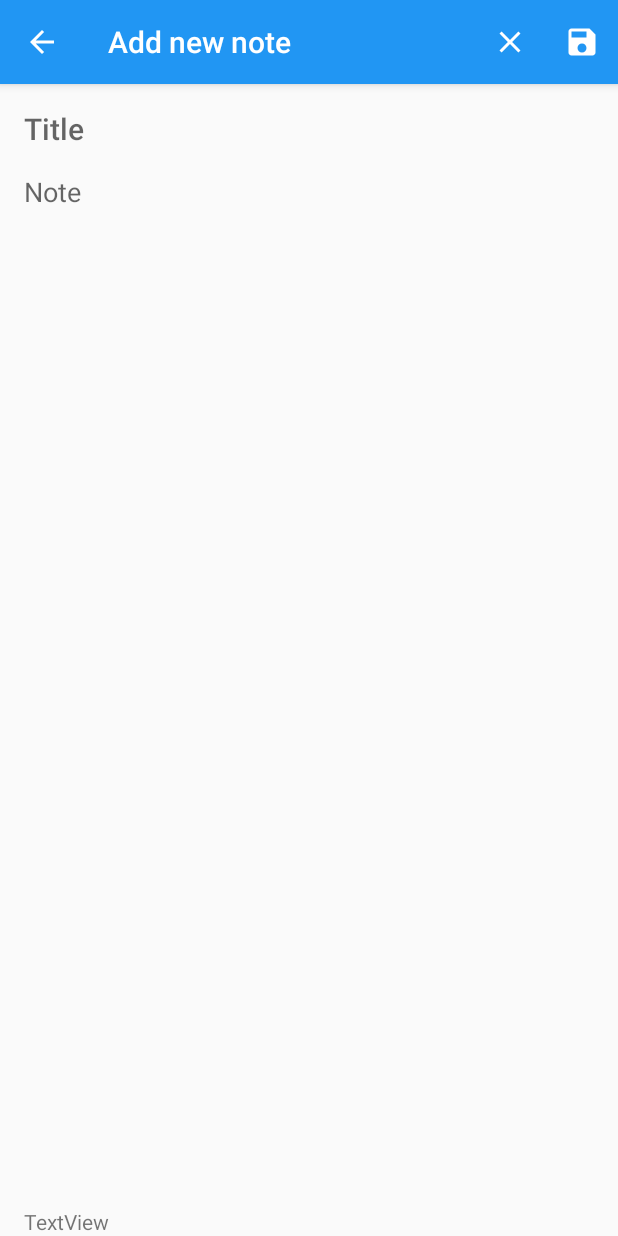
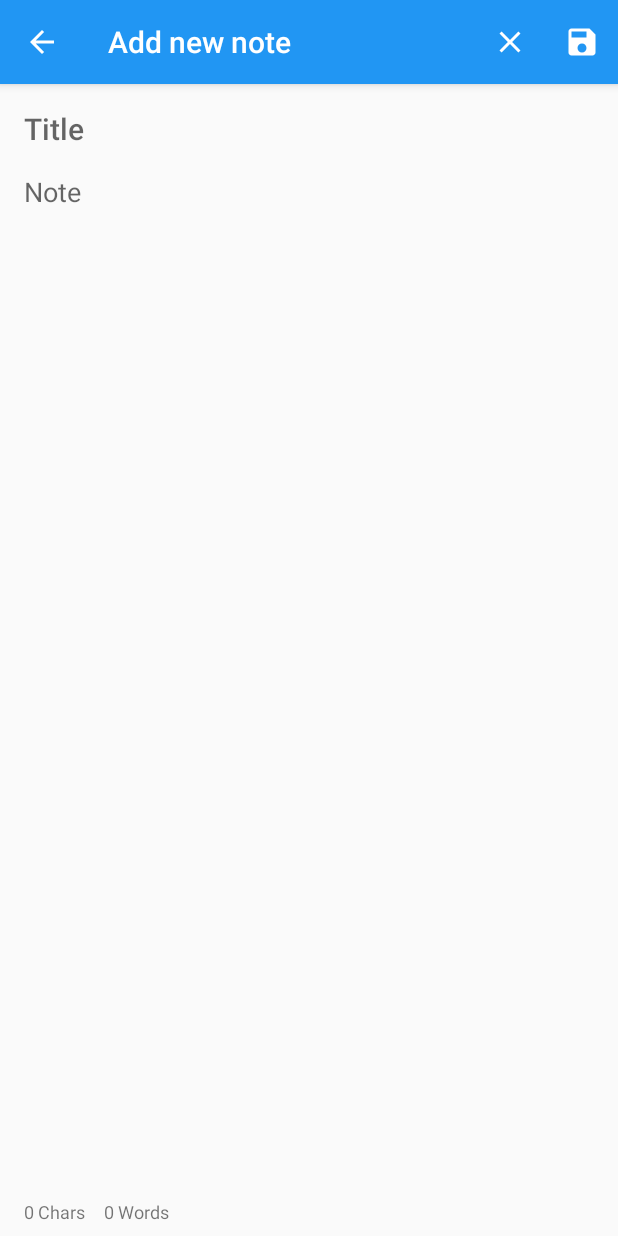
Before and after one commit to hyuwah/android-catatanku, an Android app: the EditorActivity screen opened directly, with no data from a screen before it, after a tap on "Clear", on a phone screen of 412 x 824 dp. Run offline under Robolectric (Android 15) with nearby library versions, the phone set to English and light mode, and no system bars; our stand-ins replace ButterKnife.

Commit message:
Add chars & words counter on editor activity Hide debug menu options by default, make it toggleable via tapping copyright Tweak date display format

```diff
--- a/app/src/main/java/io/github/hyuwah/catatanku/EditorActivity.java
+++ b/app/src/main/java/io/github/hyuwah/catatanku/EditorActivity.java
@@ -15,7 +15,9 @@ import android.support.design.widget.Snackbar;
 import android.support.v4.app.NavUtils;
 import android.support.v7.app.AppCompatActivity;
 import android.os.Bundle;
+import android.text.Editable;
 import android.text.InputType;
+import android.text.TextWatcher;
 import android.util.Log;
 import android.view.Menu;
 import android.view.MenuItem;
@@ -28,12 +30,16 @@ import android.widget.Toast;
 
 import java.io.IOException;
 import java.text.SimpleDateFormat;
+import java.util.Arrays;
 import java.util.Date;
 
 import butterknife.BindView;
 import butterknife.ButterKnife;
 import butterknife.OnTouch;
 import io.github.hyuwah.catatanku.storage.NoteContract;
+import java.util.StringTokenizer;
+import java.util.regex.Matcher;
+import java.util.regex.Pattern;
 
 public class EditorActivity extends AppCompatActivity implements LoaderManager.LoaderCallbacks<Cursor> {
 
@@ -41,6 +47,7 @@ public class EditorActivity extends AppCompatActivity implements LoaderManager.L
     @BindView(R.id.editor_note_title) EditText etTitle;
     @BindView(R.id.editor_note_body) EditText etBody;
     @BindView(R.id.editor_note_datetime) TextView tvDatetime;
+    @BindView(R.id.editor_note_stats) TextView tvStats;
 
     private String currentTitle;
     private String currentBody;
@@ -139,6 +146,7 @@ public class EditorActivity extends AppCompatActivity implements LoaderManager.L
                     return super.onOptionsItemSelected(item);
                 }
                 showUnsavedChangesDialog((dialogInterface, i) -> {
+                    dialogInterface.dismiss();
                     NavUtils.navigateUpFromSameTask(EditorActivity.this);
                 });
 
@@ -168,7 +176,8 @@ public class EditorActivity extends AppCompatActivity implements LoaderManager.L
             super.onBackPressed();
         } else {
             showUnsavedChangesDialog((dialogInterface, i) -> {
-                super.onBackPressed();
+              dialogInterface.dismiss();
+              super.onBackPressed();
             });
         }
 
@@ -196,11 +205,18 @@ public class EditorActivity extends AppCompatActivity implements LoaderManager.L
             currentTitle = cursor.getString(cursor.getColumnIndex(NoteContract.NotesEntry.COLUMN_NOTE_TITLE));
             currentBody = cursor.getString(cursor.getColumnIndex(NoteContract.NotesEntry.COLUMN_NOTE_BODY));
             currentDatetime = new Date(cursor.getLong(cursor.getColumnIndex(NoteContract.NotesEntry.COLUMN_NOTE_DATETIME)));
-            String currentDatetimeString = new SimpleDateFormat("HH:mm:ss - EEEE, dd MMM yyyy").format(currentDatetime);
+            String currentDatetimeString = new SimpleDateFormat("HH:mm:ss - EE, dd/MM/yy").format(currentDatetime);
 
             etTitle.setText(currentTitle);
             etBody.setText(currentBody);
-            tvDatetime.setText("Created at ➞ " + currentDatetimeString);
+            tvDatetime.setText("Created @ " + currentDatetimeString);
+
+            // Note stats, words and chars count
+//            int charsCount = currentBody.length();
+//            if(charsCount<1){
+//              charsCount=0;
+//            }
+//            tvStats.setText(charsCount+" chars");
         }
     }
 
@@ -231,6 +247,25 @@ public class EditorActivity extends AppCompatActivity implements LoaderManager.L
 
         currentTitle = "";
         currentBody = "";
+
+        // Note stats, Body text listener
+        etBody.addTextChangedListener(new TextWatcher() {
+
+          @Override
+          public void beforeTextChanged(CharSequence charSequence, int i, int i1, int i2) {
+
+          }
+
+          @Override
+          public void onTextChanged(CharSequence charSequence, int start, int before, int count) {
+              statsCount(charSequence.toString());
+          }
+
+          @Override
+          public void afterTextChanged(Editable editable) {
+
+          }
+        });
 
     }
 
@@ -327,4 +362,20 @@ public class EditorActivity extends AppCompatActivity implements LoaderManager.L
                 })
                 .setNegativeButton("Delete", deleteClickListener).show();
     }
+
+    // on edit text change
+    private void statsCount(String bodyText){
+      int charsCount = bodyText.length();
+
+//      StringTokenizer tokenizer = new StringTokenizer(bodyText);
+//      int wordsCount = tokenizer.countTokens();
+
+      String[] words = bodyText.split("[\\s\\W]+");
+      Log.i(TAG, "statsCount: "+ Arrays.toString(words));
+      int wordsCount =bodyText.isEmpty()?0:words.length;
+
+
+      tvStats.setText(charsCount+" Chars\t"+wordsCount+" Words");
+
+    }
 }
--- a/app/src/main/java/io/github/hyuwah/catatanku/adapter/NoteCursorAdapter.java
+++ b/app/src/main/java/io/github/hyuwah/catatanku/adapter/NoteCursorAdapter.java
@@ -59,7 +59,7 @@ public class NoteCursorAdapter extends CursorAdapter {
         String noteBody = cursor.getString(cursor.getColumnIndexOrThrow(NoteContract.NotesEntry.COLUMN_NOTE_BODY));
 
         Date utcTime = new Date(cursor.getLong(cursor.getColumnIndexOrThrow(NoteContract.NotesEntry.COLUMN_NOTE_DATETIME)));
-        String noteTime = new SimpleDateFormat("EEEE, dd MMM yyyy\nHH:mm:ss").format(utcTime);
+        String noteTime = new SimpleDateFormat("EE, dd/MM/yy - HH:mm:ss").format(utcTime);
 
         if(TextUtils.isEmpty(noteTitle)){
             noteTitle="";
--- a/app/src/main/res/layout/activity_editor.xml
+++ b/app/src/main/res/layout/activity_editor.xml
@@ -43,12 +43,14 @@
       android:layout_height="wrap_content"
       android:orientation="horizontal">
       <TextView
-        android:id="@+id/textView"
+        android:id="@+id/editor_note_stats"
         android:layout_width="match_parent"
         android:layout_height="wrap_content"
         android:layout_weight="1"
+        android:layout_marginTop="8dp"
+        android:layout_marginBottom="8dp"
         android:layout_gravity="center_vertical"
-        android:text="TextView"
+        android:textSize="12sp"
         tools:text="# Words # Chars"/>
       <TextView
         android:id="@+id/editor_note_datetime"
@@ -59,6 +61,7 @@
         android:layout_marginBottom="8dp"
         android:gravity="end"
         android:textAppearance="?android:attr/textAppearanceSmall"
+        android:textSize="12sp"
         tools:text="Created: jam hari tanggal"/>
     </LinearLayout>
   </LinearLayout>
--- a/app/src/main/res/layout/item_note_list.xml
+++ b/app/src/main/res/layout/item_note_list.xml
@@ -17,6 +17,7 @@
     android:layout_height="wrap_content"
     android:paddingBottom="8dp"
     android:textAppearance="?android:textAppearanceSmall"
+    android:textSize="12sp"
     tools:text="Senin, 20 Januari 2018 09:23"/>
 
   <TextView
--- a/app/src/main/res/values/strings.xml
+++ b/app/src/main/res/values/strings.xml
@@ -3,4 +3,8 @@
     <string name="action_settings">Settings</string>
     <string name="action_delete_all">Delete all</string>
     <string name="action_insert">Insert dummy data</string>
+
+    <!--SharedPreference-->
+    <string name="pref_file_key">io.github.hyuwah.catatanku</string>
+    <string name="pref_key_isdebug">io.github.hyuwah.catatanku.isdebug</string>
 </resources>
```
Also changed, not shown: app/src/main/java/io/github/hyuwah/catatanku/AboutActivity.java (+17 -1 lines), app/src/main/java/io/github/hyuwah/catatanku/NoteListActivity.java (+50 -4 lines), app/src/main/res/menu/menu_note_list.xml (+14 -8 lines).
